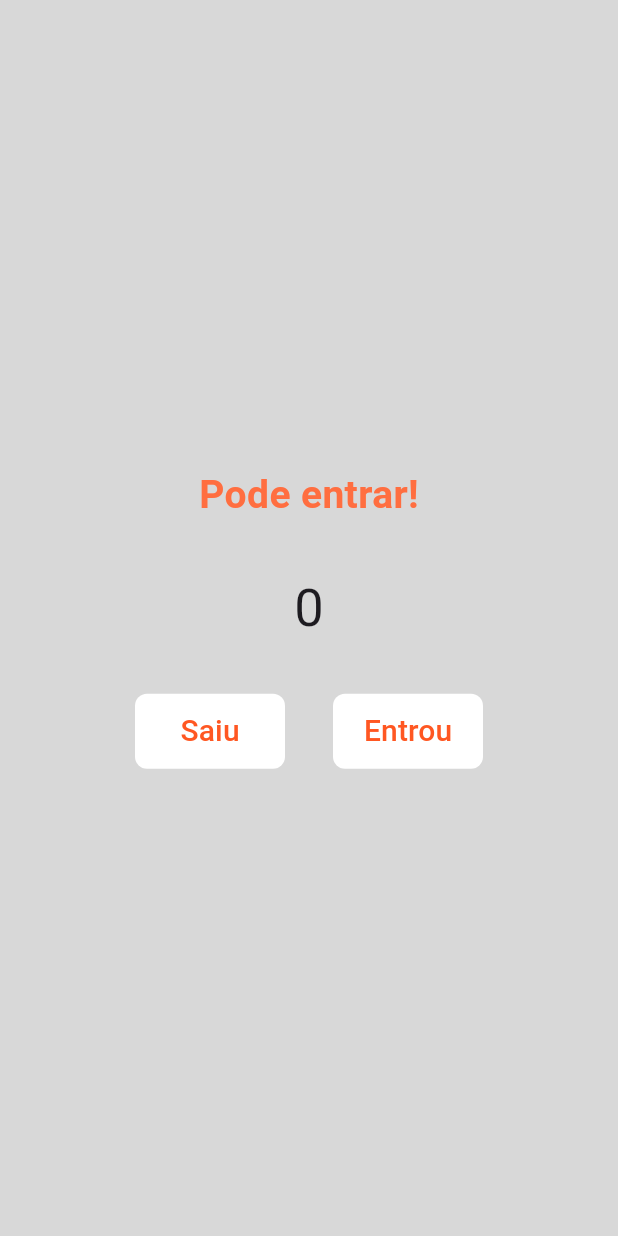
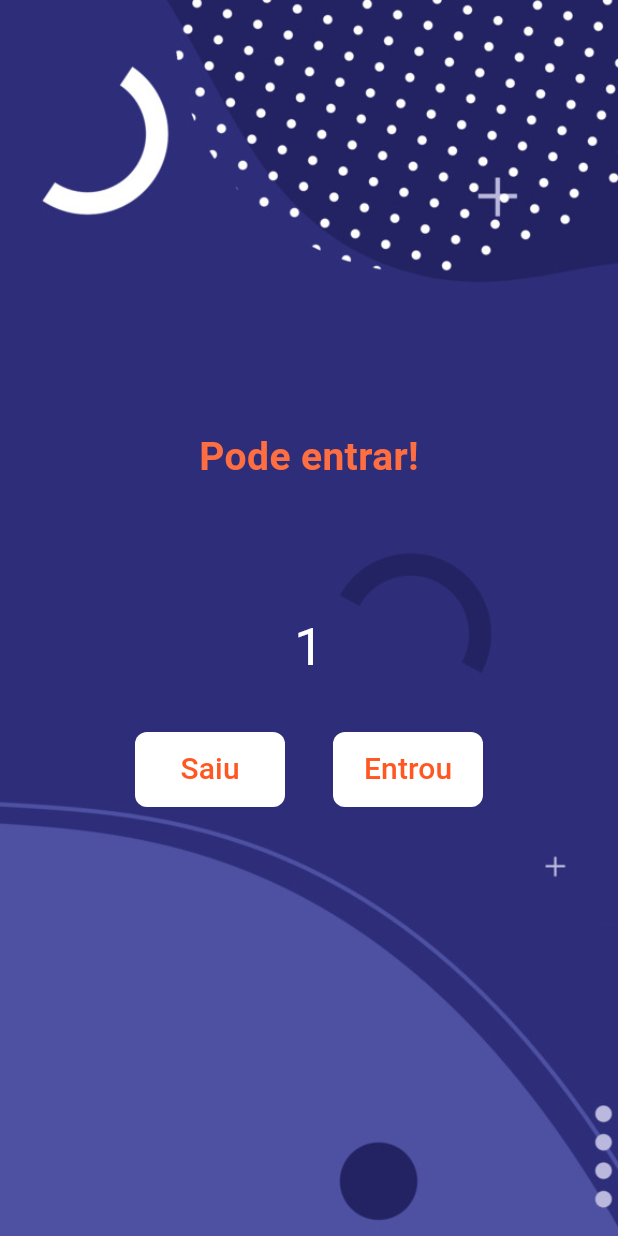
Before and after one commit to yagoporto/app_contador, a Flutter app: the screen it shows after launch, after a tap on "Entrou", on a phone screen of 412 x 824 dp. Run offline on Flutter 3.47's test engine with Material 3 defaults, Android fonts, the phone set to English and light mode, and no system bars.

Commit message:
Criação das logicas dos botões e mudança no estilo

```diff
--- a/lib/main.dart
+++ b/lib/main.dart
@@ -9,48 +9,90 @@ class MyApp extends StatelessWidget {
 
   @override
   Widget build(BuildContext context) {
-    return const MaterialApp(
+    return MaterialApp(
+      debugShowCheckedModeBanner: false,
       home: HomePage(),
     );
   }
 }
 
-class HomePage extends StatelessWidget {
+class HomePage extends StatefulWidget {
   const HomePage({super.key});
 
+  @override
+  State<HomePage> createState() => _HomePageState();
+}
+
+class _HomePageState extends State<HomePage> {
+
+  int count = 0;
+
   void decrement(){
-    print('Decrement');
+    setState(() {
+    count--;
+    });
+    print(count);
   }
 
   void increment(){
-    print('Increment');
+    setState(() {
+    count++;
+    });
+    print(count);
   }
+
+  bool get isEmpty => count == 0;
+  bool get isFull => count >= 10;
 
   @override
   Widget build(BuildContext context) {
     return Scaffold(
       backgroundColor: const Color.fromARGB(255, 216, 216, 216),
-      body: Column(
+      body: Container(
+        decoration: const BoxDecoration(
+          image: DecorationImage(
+            image: AssetImage('assets/images/background.jpg'),
+            fit: BoxFit.cover,
+          )
+
+        ),
+        child: Column(
           mainAxisAlignment:
               MainAxisAlignment.center,
 
           children: [
-          const Text(
-            'Pode entrar!',
+            Text(
+              isFull ?'Lotado!' : 'Pode entrar!',
               style: TextStyle(
                 fontSize: 26,
                 color: Colors.deepOrangeAccent,
                 fontWeight: FontWeight.w700,
               ),
             ),
+            //alert
+            Padding(
+              padding: EdgeInsetsGeometry.fromLTRB(32, 32, 32, 8),
+              child: Container(
+                  width: 35,
+                  height: 35,
+                  decoration:  BoxDecoration(
+                    image: DecorationImage(
+                      image: AssetImage('assets/gif/14.gif'),
+                      fit: BoxFit.cover,
+                      opacity: isFull ? 1.0 : 0.0,
+                    ),
+                  ),
+                ),
+            ),
 
-
-          const Padding(
-            padding: EdgeInsetsGeometry.all(32),
+            //contador
+            Padding(
+              padding: EdgeInsets.fromLTRB(8, 8, 8, 32),
                 child: Text(
-            '0',
+                  '$count',
                     style: TextStyle(
                     fontSize: 35,
+                    color: isFull ? Colors.red :  Colors.white,
                     ),
                   ),
               ),
@@ -58,10 +100,9 @@ class HomePage extends StatelessWidget {
               mainAxisAlignment: MainAxisAlignment.center,
               children: [
               TextButton(
-
-              onPressed: decrement,
+                onPressed: isEmpty ? null : decrement,
                 style: TextButton.styleFrom(
-                backgroundColor: Colors.white,
+                  backgroundColor: isEmpty ? Colors.white.withOpacity(0.2) : Colors.white,
                   fixedSize: const Size(100, 50),
                   shape: RoundedRectangleBorder(
                     borderRadius: BorderRadiusGeometry.circular(8),
@@ -75,9 +116,9 @@ class HomePage extends StatelessWidget {
               ),
               const SizedBox(width: 32,),
               TextButton(
-            onPressed: increment,
+              onPressed: isFull ? null : increment,
               style: TextButton.styleFrom(
-              backgroundColor: Colors.white,
+                backgroundColor: isFull ? Colors.white.withOpacity(0.2) : Colors.white,
                 fixedSize: const Size(100, 50),
                 shape: RoundedRectangleBorder(
                   borderRadius: BorderRadiusGeometry.circular(8),
@@ -91,8 +132,8 @@ class HomePage extends StatelessWidget {
               ),
               )
             ],),
-
           ],
+        ),
       ),
     );
   }
--- a/pubspec.yaml
+++ b/pubspec.yaml
@@ -87,3 +87,6 @@ flutter:
   #
   # For details regarding fonts from package dependencies,
   # see https://flutter.dev/to/font-from-package
+  assets:
+    - assets/images/
+    - assets/gif/
```
Also changed, not shown: assets/gif/14.gif (added), assets/gif/alert.gif (added), assets/images/background.jpg (added). Lines whose indentation alone changed are shown as unchanged.
